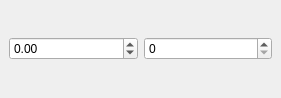
This is studio/docks/time_dock.ui in caryoscelus/rainynite-studio as Qt 5 draws it before an edit. The edited form follows.
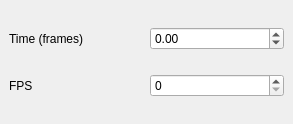
This is the edited form.

Commit message: Labels in time dock

The edit to the form file:
```diff
--- a/studio/docks/time_dock.ui
+++ b/studio/docks/time_dock.ui
@@ -6,16 +6,19 @@
    <rect>
     <x>0</x>
     <y>0</y>
-    <width>281</width>
-    <height>98</height>
+    <width>293</width>
+    <height>124</height>
    </rect>
   </property>
   <property name="windowTitle">
    <string>&amp;Time Dock</string>
   </property>
   <widget class="QWidget" name="dockWidgetContents">
-   <layout class="QHBoxLayout" name="horizontalLayout">
-    <item>
+   <layout class="QGridLayout" name="gridLayout">
+    <item row="1" column="1">
+     <widget class="QSpinBox" name="fps_box"/>
+    </item>
+    <item row="0" column="1">
      <widget class="QDoubleSpinBox" name="time_box">
       <property name="minimum">
        <double>-65535.000000000000000</double>
@@ -25,8 +28,19 @@
       </property>
      </widget>
     </item>
-    <item>
-     <widget class="QSpinBox" name="fps_box"/>
+    <item row="0" column="0">
+     <widget class="QLabel" name="label">
+      <property name="text">
+       <string>Time (frames)</string>
+      </property>
+     </widget>
+    </item>
+    <item row="1" column="0">
+     <widget class="QLabel" name="label_2">
+      <property name="text">
+       <string>FPS</string>
+      </property>
+     </widget>
     </item>
    </layout>
   </widget>
```
